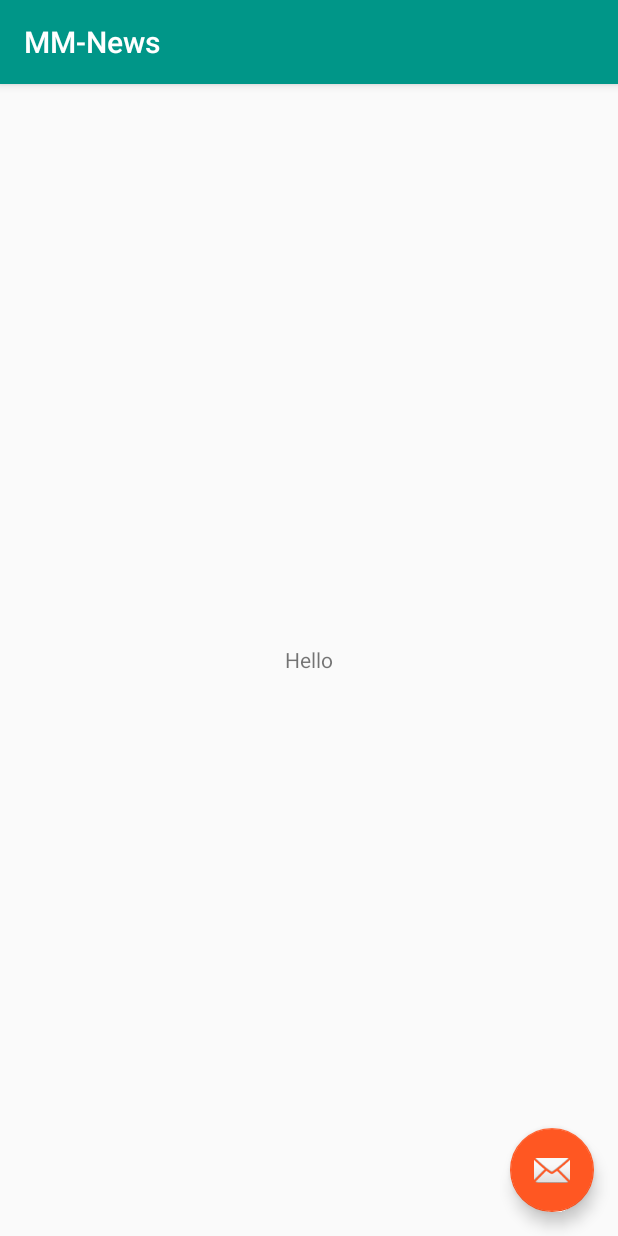
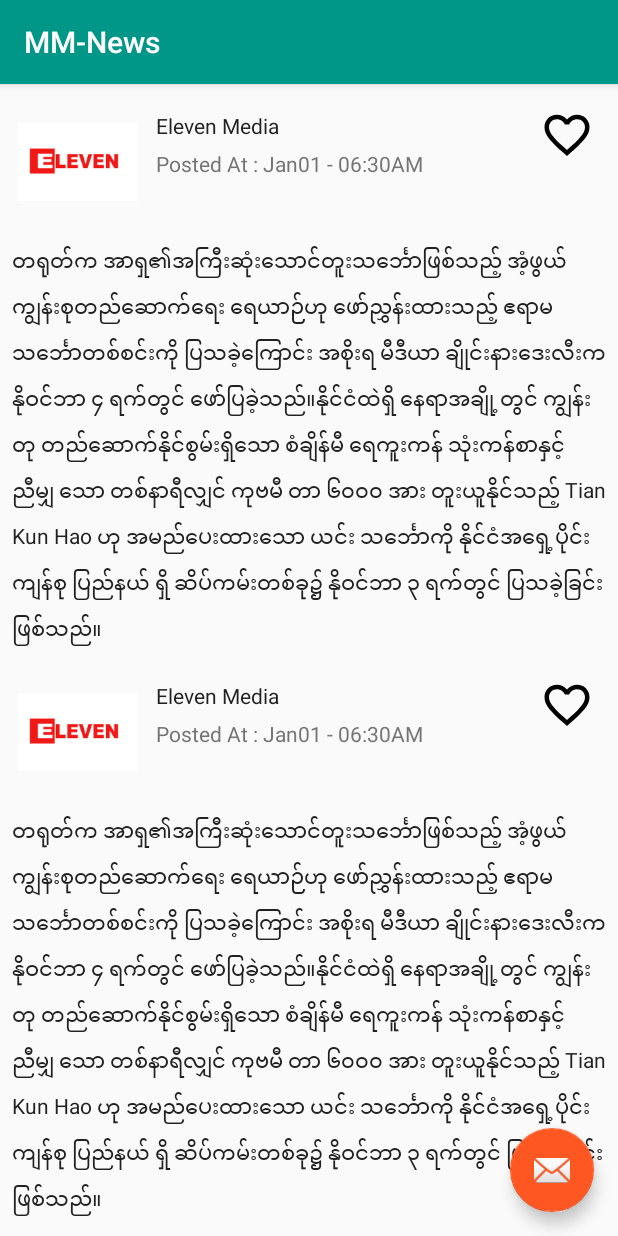
Before and after one commit to nyinyihtunlwin-codigo/LCS_01_MM_News, an Android app: the screen it shows after launch (MainActivity), on a phone screen of 412 x 824 dp. Run offline under Robolectric (Android 15) with nearby library versions, the phone set to English and light mode, and no system bars.

Commit message:
Proof of Concept.

```diff
--- a/app/src/main/java/projects/nyinyihtunlwin/news/activities/MainActivity.java
+++ b/app/src/main/java/projects/nyinyihtunlwin/news/activities/MainActivity.java
@@ -4,10 +4,13 @@ import android.support.design.widget.FloatingActionButton;
 import android.support.design.widget.Snackbar;
 import android.support.v7.app.AppCompatActivity;
 import android.os.Bundle;
+import android.support.v7.widget.LinearLayoutManager;
+import android.support.v7.widget.RecyclerView;
 import android.support.v7.widget.Toolbar;
 import android.view.View;
 
 import projects.nyinyihtunlwin.news.R;
+import projects.nyinyihtunlwin.news.adapters.NewsAdapter;
 
 public class MainActivity extends AppCompatActivity {
 
@@ -26,5 +29,10 @@ public class MainActivity extends AppCompatActivity {
                         .setAction("Action", null).show();
             }
         });
+        RecyclerView rvNews = findViewById(R.id.rv_news);
+        rvNews.setLayoutManager(new LinearLayoutManager(getApplicationContext(), LinearLayoutManager.VERTICAL, false));
+        NewsAdapter adapter = new NewsAdapter(getApplicationContext());
+        rvNews.setAdapter(adapter);
+
     }
 }
--- /dev/null
+++ b/app/src/main/java/projects/nyinyihtunlwin/news/adapters/NewsAdapter.java
@@ -0,0 +1,41 @@
+package projects.nyinyihtunlwin.news.adapters;
+
+import android.content.Context;
+import android.support.v7.widget.RecyclerView;
+import android.view.LayoutInflater;
+import android.view.View;
+import android.view.ViewGroup;
+
+import projects.nyinyihtunlwin.news.R;
+import projects.nyinyihtunlwin.news.viewholders.NewsViewHolder;
+
+/**
+ * Created by Dell on 11/4/2017.
+ */
+
+public class NewsAdapter extends RecyclerView.Adapter<NewsViewHolder> {
+
+    private LayoutInflater layoutInflater;
+
+    public NewsAdapter(Context context) {
+        layoutInflater = LayoutInflater.from(context);
+    }
+
+    @Override
+    public NewsViewHolder onCreateViewHolder(ViewGroup parent, int viewType) {
+        // can use below style , no difference from above constructor
+        //  LayoutInflater layoutInflater = LayoutInflater.from(context);
+        View view = layoutInflater.inflate(R.layout.view_item_news, parent, false);
+        return new NewsViewHolder(view);
+    }
+
+    @Override
+    public void onBindViewHolder(NewsViewHolder holder, int position) {
+
+    }
+
+    @Override
+    public int getItemCount() {
+        return 16;
+    }
+}
--- /dev/null
+++ b/app/src/main/java/projects/nyinyihtunlwin/news/viewholders/NewsViewHolder.java
@@ -0,0 +1,14 @@
+package projects.nyinyihtunlwin.news.viewholders;
+
+import android.support.v7.widget.RecyclerView;
+import android.view.View;
+
+/**
+ * Created by Dell on 11/4/2017.
+ */
+
+public class NewsViewHolder extends RecyclerView.ViewHolder {
+    public NewsViewHolder(View itemView) {
+        super(itemView);
+    }
+}
--- /dev/null
+++ b/app/src/main/res/drawable/ic_favorite_border_24dp.xml
@@ -0,0 +1,9 @@
+<vector xmlns:android="http://schemas.android.com/apk/res/android"
+        android:width="36dp"
+        android:height="36dp"
+        android:viewportWidth="24.0"
+        android:viewportHeight="24.0">
+    <path
+        android:fillColor="#FF000000"
+        android:pathData="M16.5,3c-1.74,0 -3.41,0.81 -4.5,2.09C10.91,3.81 9.24,3 7.5,3 4.42,3 2,5.42 2,8.5c0,3.78 3.4,6.86 8.55,11.54L12,21.35l1.45,-1.32C18.6,15.36 22,12.28 22,8.5 22,5.42 19.58,3 16.5,3zM12.1,18.55l-0.1,0.1 -0.1,-0.1C7.14,14.24 4,11.39 4,8.5 4,6.5 5.5,5 7.5,5c1.54,0 3.04,0.99 3.57,2.36h1.87C13.46,5.99 14.96,5 16.5,5c2,0 3.5,1.5 3.5,3.5 0,2.89 -3.14,5.74 -7.9,10.05z"/>
+</vector>
--- a/app/src/main/res/layout/activity_main.xml
+++ b/app/src/main/res/layout/activity_main.xml
@@ -27,11 +27,10 @@
         tools:context="projects.nyinyihtunlwin.news.activities.MainActivity"
         tools:showIn="@layout/activity_main">
 
-        <TextView
-            android:layout_width="wrap_content"
-            android:layout_height="wrap_content"
-            android:layout_centerInParent="true"
-            android:text="Hello" />
+        <android.support.v7.widget.RecyclerView
+            android:id="@+id/rv_news"
+            android:layout_width="match_parent"
+            android:layout_height="wrap_content" />
 
     </RelativeLayout>
 
--- /dev/null
+++ b/app/src/main/res/layout/view_item_news.xml
@@ -0,0 +1,50 @@
+<?xml version="1.0" encoding="utf-8"?>
+<RelativeLayout xmlns:android="http://schemas.android.com/apk/res/android"
+    android:layout_width="match_parent"
+    android:layout_height="wrap_content">
+
+    <ImageView
+        android:id="@+id/iv_publication_logo"
+        android:layout_width="@dimen/logo_size"
+        android:layout_height="@dimen/logo_size"
+        android:layout_margin="@dimen/margin_card_medium_2"
+        android:src="@drawable/img_publication_logo_placeholder" />
+
+    <TextView
+        android:id="@+id/tv_publication_name"
+        android:layout_width="wrap_content"
+        android:layout_height="wrap_content"
+        android:layout_alignTop="@id/iv_publication_logo"
+        android:layout_marginTop="@dimen/margin_card_medium"
+        android:layout_toRightOf="@id/iv_publication_logo"
+        android:text="Eleven Media"
+        android:textColor="@color/primary_text" />
+
+    <TextView
+        android:id="@+id/tv_publish_date"
+        android:layout_width="wrap_content"
+        android:layout_height="wrap_content"
+        android:layout_below="@id/tv_publication_name"
+        android:layout_marginTop="@dimen/margin_card_medium"
+        android:layout_toRightOf="@id/iv_publication_logo"
+        android:text="Posted At : Jan01 - 06:30AM"
+        android:textColor="@color/secondary_text" />
+
+    <ImageView
+        android:id="@+id/iv_favourite_news"
+        android:layout_width="wrap_content"
+        android:layout_height="wrap_content"
+        android:layout_alignParentRight="true"
+        android:padding="@dimen/margin_medium_2"
+        android:src="@drawable/ic_favorite_border_24dp" />
+
+    <TextView
+        android:id="@+id/tv_brief_news"
+        android:layout_width="match_parent"
+        android:layout_height="wrap_content"
+        android:layout_below="@id/iv_publication_logo"
+        android:layout_marginLeft="@dimen/margin_medium"
+        android:layout_marginRight="@dimen/margin_medium"
+        android:text="@string/dummy_news"
+        android:textColor="@color/primary_text" />
+</RelativeLayout>
--- a/app/src/main/res/values/dimens.xml
+++ b/app/src/main/res/values/dimens.xml
@@ -31,4 +31,8 @@
     <dimen name="text_big">40sp</dimen>
     <dimen name="text_big_2x">60sp</dimen>
     <dimen name="text_big_3x">80sp</dimen>
+
+    <!-- App Specific values -->
+    <dimen name="logo_size">80dp</dimen>
+
 </resources>
--- a/app/src/main/res/values/strings.xml
+++ b/app/src/main/res/values/strings.xml
@@ -1,4 +1,5 @@
 <resources>
     <string name="app_name">MM-News</string>
     <string name="title_activity_main2">MM-News</string>
+    <string name="dummy_news">တရုတ်က အာရှ၏အကြီးဆုံးသောင်တူးသင်္ဘောဖြစ်သည့် အံ့ဖွယ်ကျွန်းစုတည်ဆောက်ရေး ရေယာဉ်ဟု ဖော်ညွှန်းထားသည့် ဧရာမ သင်္ဘောတစ်စင်းကို ပြသခဲ့ကြောင်း အစိုးရ မီဒီယာ ချိုင်းနားဒေးလီးက နိုဝင်ဘာ ၄ ရက်တွင် ဖော်ပြခဲ့သည်။နိုင်ငံထဲရှိ နေရာအချို့တွင် ကျွန်းတု တည်ဆောက်နိုင်စွမ်းရှိသော  စံချိန်မီ ရေကူးကန် သုံးကန်စာနှင့်ညီမျှ သော တစ်နာရီလျှင် ကုဗမီ တာ ၆၀၀၀ အား တူးယူနိုင်သည့် Tian Kun Hao ဟု အမည်ပေးထားသော ယင်း သင်္ဘောကို နိုင်ငံအရှေ့ပိုင်း ကျန်စု ပြည်နယ် ရှိ ဆိပ်ကမ်းတစ်ခု၌ နိုဝင်ဘာ ၃ ရက်တွင် ပြသခဲ့ခြင်းဖြစ်သည်။</string>
 </resources>
```
Also changed, not shown: app/src/main/res/drawable-xxxhdpi/img_publication_logo_placeholder.jpg (added).
